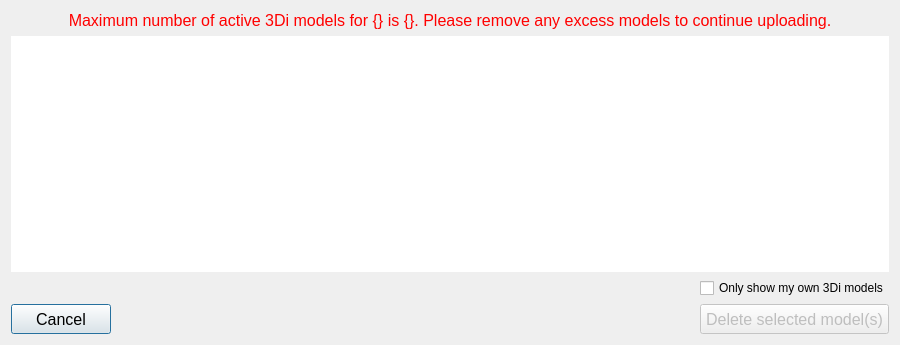
The window that threedi_models_and_simulations/ui/model_deletion.ui (nens/threedi-api-qgis-client) describes before a commit, drawn with Qt 5.
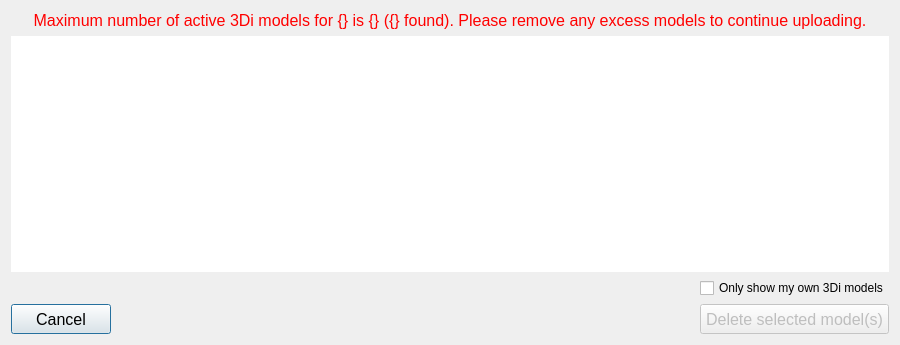
The same window after the commit.

Commit message: Model deletion fixes.

Patch:
```diff
--- a/threedi_models_and_simulations/ui/model_deletion.ui
+++ b/threedi_models_and_simulations/ui/model_deletion.ui
@@ -89,11 +89,12 @@
     <widget class="QLabel" name="label">
      <property name="font">
       <font>
+       <family>Segoe UI</family>
        <pointsize>12</pointsize>
       </font>
      </property>
      <property name="text">
-      <string>&lt;html&gt;&lt;head/&gt;&lt;body&gt;&lt;p&gt;&lt;span style=&quot; color:#ff0000;&quot;&gt;Maximum number of active 3Di models for {} is {}. Please remove any excess models to continue uploading.&lt;/span&gt;&lt;/p&gt;&lt;/body&gt;&lt;/html&gt;</string>
+      <string>&lt;html&gt;&lt;head/&gt;&lt;body&gt;&lt;p align=&quot;center&quot;&gt;&lt;span style=&quot; color:#ff0000;&quot;&gt;Maximum number of active 3Di models for {} is {} ({} found). Please remove any excess models to continue uploading.&lt;/span&gt;&lt;/p&gt;&lt;/body&gt;&lt;/html&gt;</string>
      </property>
      <property name="alignment">
       <set>Qt::AlignCenter</set>
```
Left out of the diff: 1 changed line with no effect on the pictures. The commit also changes 2 other files.
